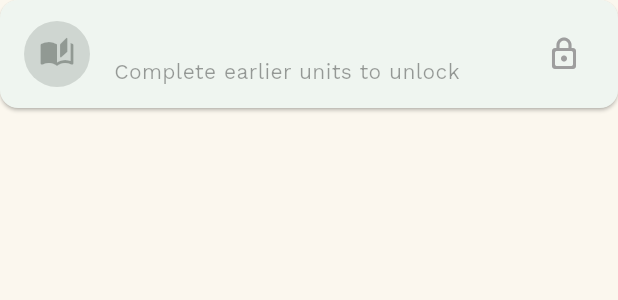
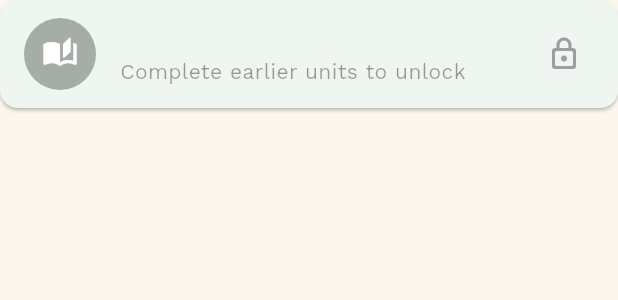
Before and after one commit to Sosoisworking/tadabbur, a Flutter app: the _UnitTile widget shown alone on an empty page, opened directly with empty values, on a phone screen of 412 x 824 dp. Shown: the top 300 px of the screen. Run offline on Flutter 3.47's test engine with Material 3 defaults, Android fonts, the phone set to English and light mode, and no system bars; our stand-ins replace flutter_dotenv, flutter_riverpod, go_router, google_fonts, supabase_flutter; accounts and stored records are empty.

Commit message:
Replace generic Material icons with Arabic glyphs for unit badges
Per feedback: the unit/lesson/quiz icons were both the wrong semantic
choice (sliders for "vowel marks", waves for "elongation") and
stylistically flat next to the app's warm, illustrated look.

unitThematicIcon() (returned an abstract IconData) is now
unitThematicBadge() (returns a Widget) — unit badges show the actual
Arabic script each unit teaches instead of a Latin-alphabet Material
icon: a bare Alif for the alphabet unit, ب+Fathah for Vowel Marks, Alif
with Madda (آ, the elongation symbol itself) for Madd & Leen, ب+Shaddah
for the doubling unit. Only surah units (Al-Fatiha) keep a book icon,
since no single glyph represents "a surah" the way a mark's own symbol
represents itself. Directly matches design-system.md's "the Arabic is
the star" principle instead of fighting it.

Also switched unit and lesson/quiz badges from a faint tinted circle
(alpha 0.15) to a solid-filled badge with a white glyph/icon — reads as
more deliberately designed than a generic icon dropped in a pale
circle. Learn/Review app bar icons now use the brand primary color
instead of inheriting the flat default text color.

flutter analyze, flutter test, and flutter build web all pass clean.

Co-Authored-By: Claude Sonnet 5 <noreply@anthropic.com>

```diff
--- a/app/lib/features/learn/presentation/screens/learn_screen.dart
+++ b/app/lib/features/learn/presentation/screens/learn_screen.dart
@@ -21,11 +21,11 @@ class LearnScreen extends ConsumerWidget {
 
     return Scaffold(
       appBar: AppBar(
-        title: const Row(
+        title: Row(
           children: [
-            Icon(Icons.menu_book_rounded),
-            SizedBox(width: 10),
-            Text('Learn'),
+            Icon(Icons.menu_book_rounded, color: Theme.of(context).colorScheme.primary),
+            const SizedBox(width: 10),
+            const Text('Learn'),
           ],
         ),
       ),
@@ -96,9 +96,11 @@ class _UnitTile extends StatelessWidget {
       child: ListTile(
         enabled: !locked,
         leading: Container(
-          padding: const EdgeInsets.all(10),
-          decoration: BoxDecoration(color: badgeColor.withValues(alpha: 0.15), shape: BoxShape.circle),
-          child: Icon(unitThematicIcon(unit.title), color: badgeColor),
+          width: 48,
+          height: 48,
+          decoration: BoxDecoration(color: badgeColor, shape: BoxShape.circle),
+          alignment: Alignment.center,
+          child: unitThematicBadge(unit.title, size: 24, color: Colors.white),
         ),
         title: Text(unit.title, style: AppTypography.accent(fontSize: 18)),
         subtitle: Text(locked ? 'Complete earlier units to unlock' : unit.status.name),
--- a/app/lib/features/learn/presentation/unit_theme_icon.dart
+++ b/app/lib/features/learn/presentation/unit_theme_icon.dart
@@ -1,18 +1,39 @@
 import 'package:flutter/material.dart';
 
-/// Inferred from a unit's title — a display-only hint (which icon to
-/// show), same pattern as the lesson/quiz icon in UnitDetailScreen. The
+import '../../../core/theme/app_typography.dart';
+
+/// A per-unit badge, inferred from the unit's title — a display-only
+/// hint, same pattern as the lesson/quiz icon in UnitDetailScreen. The
 /// domain model doesn't carry a "topic" field, and adding one just to
-/// pick an icon isn't worth a schema change yet. Shared between
+/// pick a badge isn't worth a schema change yet. Shared between
 /// LearnScreen's unit tiles and UnitDetailScreen's app bar so the same
-/// unit always shows the same icon in both places.
-IconData unitThematicIcon(String title) {
+/// unit always shows the same badge in both places.
+///
+/// Deliberately Arabic glyphs, not abstract Material icons (sliders for
+/// "vowel marks," waves for "elongation," etc.) — per feedback, generic
+/// icon-hunting felt both wrong and stylistically flat next to the rest
+/// of the app. Showing the actual script each unit teaches is more
+/// accurate and more on-brand (design-system.md: "the Arabic is the
+/// star") than any Latin-alphabet Material icon could be.
+Widget unitThematicBadge(String title, {required double size, required Color color}) {
   final lower = title.toLowerCase();
-  if (lower.contains('alphabet')) return Icons.abc_rounded;
-  if (lower.contains('vowel marks') || lower.contains('harakat')) return Icons.tune_rounded;
-  if (lower.contains('madd') || lower.contains('leen') || lower.contains('diphthong')) {
-    return Icons.waves_rounded;
+
+  String? glyph;
+  if (lower.contains('alphabet')) {
+    glyph = 'ا'; // a bare letter — this unit teaches letters themselves
+  } else if (lower.contains('vowel marks') || lower.contains('harakat')) {
+    glyph = 'بَ'; // ب + Fathah — a letter carrying a vowel mark
+  } else if (lower.contains('madd') || lower.contains('leen') || lower.contains('diphthong')) {
+    glyph = 'آ'; // Alif with Madda above — the elongation symbol itself
+  } else if (lower.contains('shaddah')) {
+    glyph = 'بّ'; // ب + Shaddah — the doubling mark itself
   }
-  if (lower.contains('shaddah')) return Icons.repeat_rounded;
-  return Icons.auto_stories_rounded; // surah/reading units, e.g. Al-Fatiha
+
+  if (glyph != null) {
+    return Text(glyph, style: AppTypography.arabic(fontSize: size, color: color));
+  }
+
+  // No single glyph represents "a surah" the way the marks above do —
+  // Al-Fatiha and future surah units fall back to a book icon.
+  return Icon(Icons.auto_stories_rounded, size: size, color: color);
 }
```
Also changed, not shown: app/lib/features/learn/presentation/screens/unit_detail_screen.dart (+8 -5 lines), app/lib/features/review/presentation/screens/review_screen.dart (+4 -4 lines).
